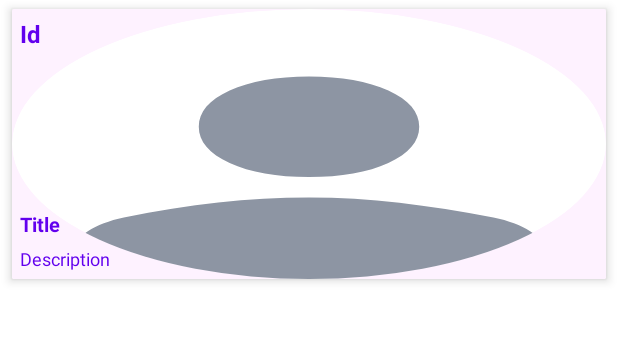
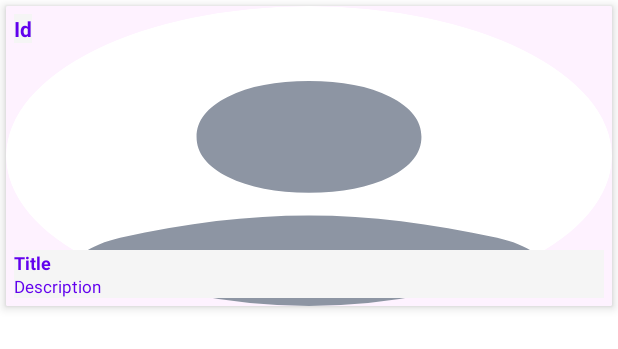
Before and after one commit to NileshWal/PracticeRepo, an Android app built with Jetpack Compose: the layout photo_list_detail_layout.xml on its own in the app's theme, with its tools: preview values and no code run, on a phone screen of 412 x 824 dp. Shown: the top 349 px of the screen. Run offline under Robolectric (Android 15) with nearby library versions, the phone set to English and light mode, and no system bars.

```diff
--- a/app/src/main/java/com/example/practiceapps/ui/fragment/PhotoDetailsListFragment.kt
+++ b/app/src/main/java/com/example/practiceapps/ui/fragment/PhotoDetailsListFragment.kt
@@ -66,19 +66,6 @@ class PhotoDetailsListFragment : Fragment() {
             showLoader(false)
             showToastMessage(context, getString(R.string.no_internet))
         }
-
-        data class Person(var name: String, var tutorial: String)
-
-        val person = Person("Anupam", "Kotlin")
-        LogUtils.e(screenName, "person $person")
-        val l = person.let { it.tutorial = "Android" }
-        LogUtils.e(screenName, "l $l")
-        val al = person.also { it.tutorial = "iOS" }
-        LogUtils.e(screenName, "al $al")
-
-        var m = 1
-        m = m.also { it + 1 }.also { it + 1 }
-        LogUtils.e(screenName, "m $m")
 
         higherOrderFunction({ "Hi from lambda fun" }, "Hi fellows")
     }
--- a/app/src/main/res/layout/photo_list_detail_layout.xml
+++ b/app/src/main/res/layout/photo_list_detail_layout.xml
@@ -2,10 +2,10 @@
 <androidx.cardview.widget.CardView xmlns:android="http://schemas.android.com/apk/res/android"
     xmlns:app="http://schemas.android.com/apk/res-auto"
     android:layout_width="match_parent"
-    android:layout_height="180dp"
-    android:layout_marginStart="8dp"
-    android:layout_marginTop="6dp"
-    android:layout_marginEnd="8dp"
+    android:layout_height="wrap_content"
+    android:layout_marginStart="4dp"
+    android:layout_marginTop="4dp"
+    android:layout_marginEnd="4dp"
     app:cardBackgroundColor="@color/purple_light_tint"
     app:cardCornerRadius="1dp"
     app:cardElevation="4dp"
@@ -18,7 +18,7 @@
         <ImageView
             android:id="@+id/avatar_IV"
             android:layout_width="match_parent"
-            android:layout_height="180dp"
+            android:layout_height="200dp"
             android:contentDescription="@string/avatar"
             android:scaleType="fitXY"
             android:src="@drawable/avatar"
@@ -29,39 +29,40 @@
             android:id="@+id/userId_TV"
             android:layout_width="wrap_content"
             android:layout_height="wrap_content"
-            android:layout_margin="5dp"
-            android:layout_marginStart="10dp"
+            android:layout_marginStart="5dp"
+            android:layout_marginTop="5dp"
+            android:background="@color/white_tint"
             android:text="@string/user_id"
             android:textColor="@color/purple_500"
-            android:textSize="16sp"
+            android:textSize="14sp"
             android:textStyle="bold"
             app:layout_constraintStart_toStartOf="@+id/avatar_IV"
             app:layout_constraintTop_toTopOf="parent" />
 
         <TextView
             android:id="@+id/title_TV"
-            android:layout_width="wrap_content"
+            android:layout_width="match_parent"
             android:layout_height="wrap_content"
-            android:layout_margin="5dp"
-            android:layout_marginStart="10dp"
-            android:layout_marginTop="10dp"
+            android:layout_marginStart="5dp"
+            android:layout_marginTop="5dp"
+            android:layout_marginEnd="5dp"
+            android:background="@color/white_tint"
             android:text="@string/title"
             android:textColor="@color/purple_500"
-            android:textSize="13sp"
+            android:textSize="12sp"
             android:textStyle="bold"
             app:layout_constraintBottom_toTopOf="@+id/description_TV"
             app:layout_constraintStart_toStartOf="@+id/avatar_IV" />
 
         <TextView
             android:id="@+id/description_TV"
-            android:layout_width="wrap_content"
+            android:layout_width="match_parent"
             android:layout_height="wrap_content"
             android:layout_margin="5dp"
-            android:layout_marginStart="10dp"
-            android:layout_marginTop="10dp"
+            android:background="@color/white_tint"
             android:text="@string/description"
             android:textColor="@color/purple_500"
-            android:textSize="12sp"
+            android:textSize="11sp"
             app:layout_constraintBottom_toBottomOf="parent"
             app:layout_constraintStart_toStartOf="@+id/avatar_IV" />
 
--- a/app/src/main/res/values/colors.xml
+++ b/app/src/main/res/values/colors.xml
@@ -7,6 +7,7 @@
     <color name="teal_700">#FF018786</color>
     <color name="black">#FF000000</color>
     <color name="white">#FFFFFFFF</color>
+    <color name="white_tint">#F5F5F5</color>
     <color name="black_tint">#80000000</color>
     <color name="blue">#0073E6</color>
     <color name="blue_light_tint">#F2FCFF</color>
```
